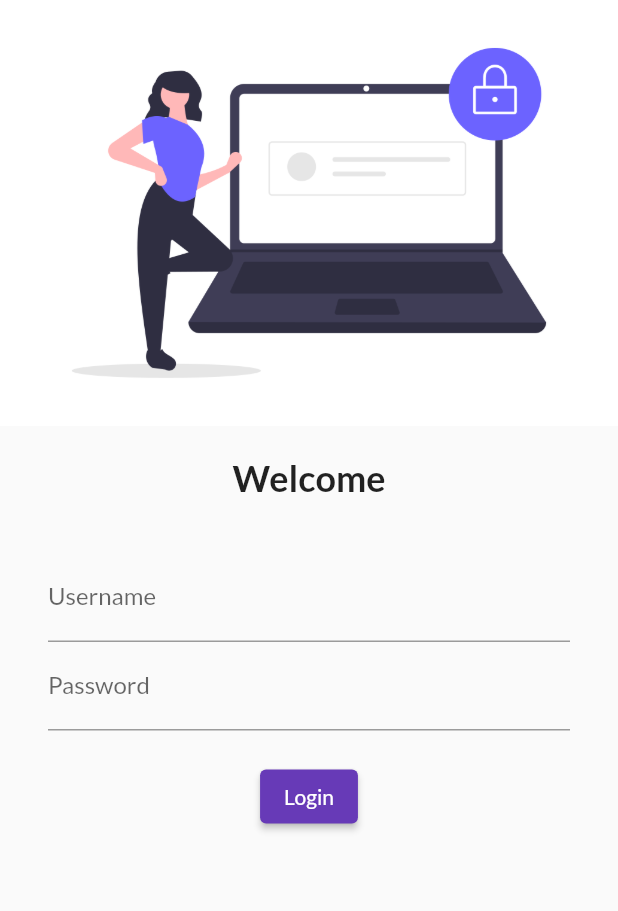
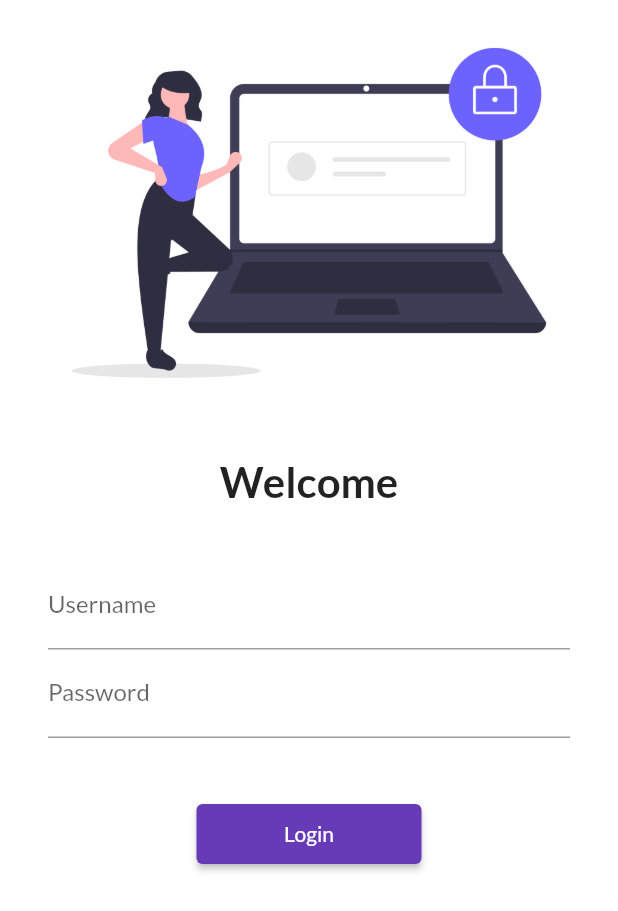
Before and after one commit to Jhersyvb/flutter_catalog, a Flutter app: the screen it shows after launch, on a phone screen of 412 x 824 dp. Shown: the top 911 px of the screen. Run offline on Flutter 3.47's test engine with Material 2 defaults, Android fonts, the phone set to English and light mode, and no system bars; our stand-ins replace google_fonts.

Commit message:
Day 5 completed

```diff
--- a/lib/main.dart
+++ b/lib/main.dart
@@ -1,4 +1,5 @@
 import 'package:flutter/material.dart';
+import 'utils/routes.dart';
 import 'pages/login_page.dart';
 import 'pages/home_page.dart';
 import 'package:google_fonts/google_fonts.dart';
@@ -24,8 +25,8 @@ class MyApp extends StatelessWidget {
       initialRoute: '/',
       routes: {
         "/": (context) => LoginPage(),
-        "/home": (context) => HomePage(),
-        "/login": (context) => LoginPage(),
+        MyRoutes.homeRoute: (context) => HomePage(),
+        MyRoutes.loginRoute: (context) => LoginPage(),
       },
     );
   }
--- a/lib/pages/login_page.dart
+++ b/lib/pages/login_page.dart
@@ -1,4 +1,5 @@
 import 'package:flutter/material.dart';
+import 'package:flutter_catalog/utils/routes.dart';
 
 class LoginPage extends StatelessWidget {
   const LoginPage({Key? key}) : super(key: key);
@@ -6,7 +7,8 @@ class LoginPage extends StatelessWidget {
   @override
   Widget build(BuildContext context) {
     return Material(
-      child: Center(
+      color: Colors.white,
+      child: SingleChildScrollView(
         child: Column(
           children: [
             Image.asset(
@@ -18,7 +20,7 @@ class LoginPage extends StatelessWidget {
             ),
             Text(
               'Welcome',
-              style: TextStyle(fontSize: 24, fontWeight: FontWeight.bold),
+              style: TextStyle(fontSize: 28, fontWeight: FontWeight.bold),
             ),
             SizedBox(
               height: 20,
@@ -41,14 +43,14 @@ class LoginPage extends StatelessWidget {
                     ),
                   ),
                   SizedBox(
-                    height: 20,
+                    height: 40,
                   ),
                   ElevatedButton(
                     onPressed: () {
-                      print('Hi Jhersy');
+                      Navigator.pushNamed(context, MyRoutes.homeRoute);
                     },
                     child: Text('Login'),
-                    style: TextButton.styleFrom(),
+                    style: TextButton.styleFrom(minimumSize: Size(150, 40)),
                   )
                 ],
               ),
--- /dev/null
+++ b/lib/utils/routes.dart
@@ -0,0 +1,4 @@
+class MyRoutes {
+  static String loginRoute = '/login';
+  static String homeRoute = '/home';
+}
```
